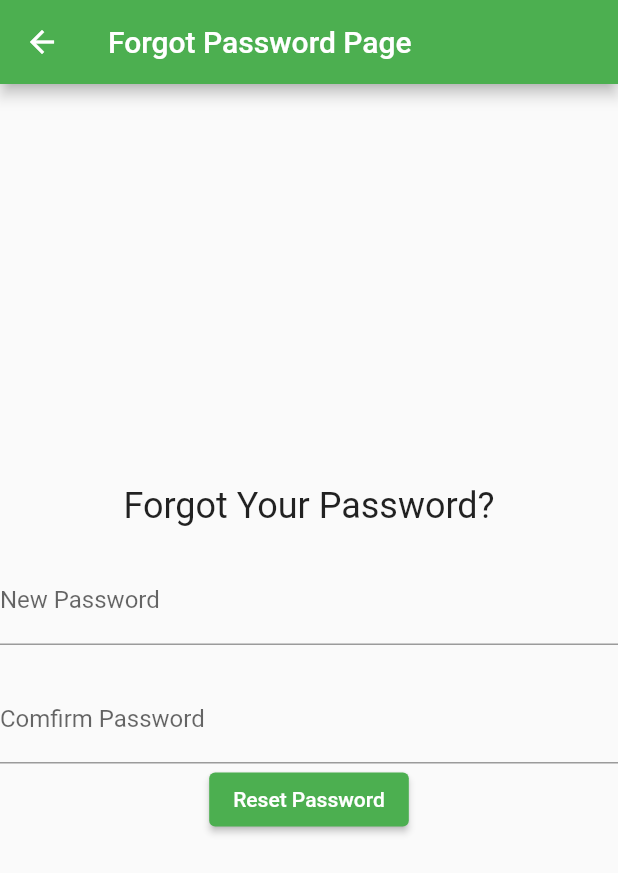
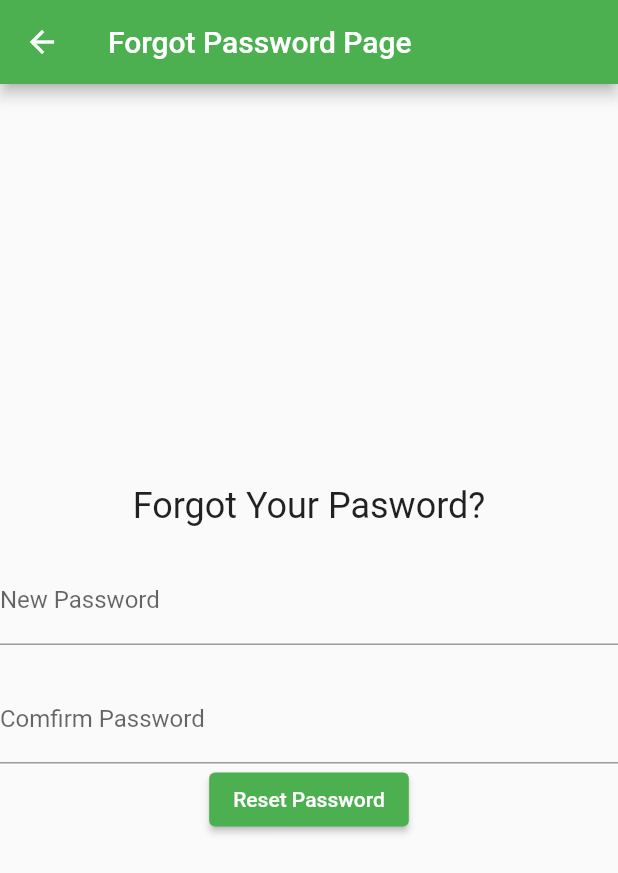
Before and after one commit to Latifah-cmd/tc, a Flutter app: the ForgotPasswordPage screen opened directly, on a phone screen of 412 x 824 dp. Shown: the top 873 px of the screen. Run offline on Flutter 3.47's test engine with Material 2 defaults, Android fonts, the phone set to English and light mode, and no system bars.

Commit message:
password

```diff
--- a/lib/forgot_password.dart
+++ b/lib/forgot_password.dart
@@ -13,7 +13,7 @@ class ForgotPasswordPage extends StatelessWidget {
           mainAxisAlignment: MainAxisAlignment.center,
           children: <Widget>[
            const Text(
-              'Forgot Your Password?',
+              'Forgot Your Pasword?',
               style: TextStyle(fontSize: 24),
             ),
            const SizedBox(height: 20),
```
